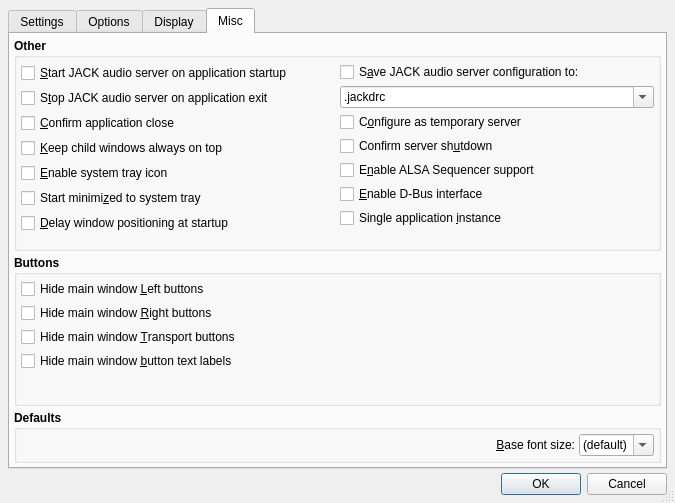
Qt form src/qjackctlSetupForm.ui (eurogiciel-oss/qjackctl) before a commit.
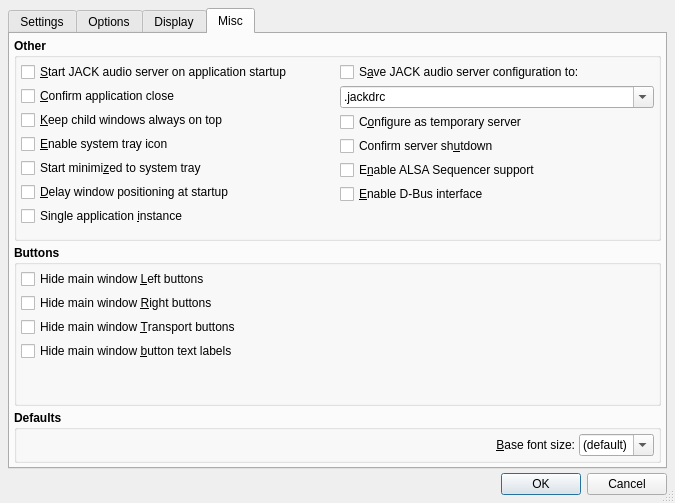
The same form after that commit. The open tabs and pages were chosen to show the change. Icons and pictures are not drawn.

Commit message: - Finally, killing the JACK server on exit is now optional,   cf. Setup/Misc/Stop JACK audio server on application exit.   (a patch by Roland Mas, many thanks). (REGRESSION)

```diff
--- a/src/qjackctlSetupForm.ui
+++ b/src/qjackctlSetupForm.ui
@@ -3683,25 +3683,6 @@
               </property>
              </widget>
             </item>
-            <item>
-             <widget class="QCheckBox" name="StopJackCheckBox">
-              <property name="font">
-               <font>
-                <weight>50</weight>
-                <bold>false</bold>
-               </font>
-              </property>
-              <property name="toolTip">
-               <string>Whether to stop JACK audio server on application exit</string>
-              </property>
-              <property name="text">
-               <string>S&amp;top JACK audio server on application exit</string>
-              </property>
-              <property name="shortcut">
-               <string>Alt+T</string>
-              </property>
-             </widget>
-            </item>
             <item>
              <widget class="QCheckBox" name="QueryCloseCheckBox">
               <property name="font">
@@ -3798,7 +3779,26 @@
               </property>
              </widget>
             </item>
-           </layout>
+			<item>
+			 <widget class="QCheckBox" name="SingletonCheckBox">
+			  <property name="font">
+			   <font>
+				<weight>50</weight>
+				<bold>false</bold>
+			   </font>
+			  </property>
+			  <property name="toolTip">
+			   <string>Whether to restrict to one single application instance (X11)</string>
+			  </property>
+			  <property name="text">
+			   <string>Single application &amp;instance</string>
+			  </property>
+			  <property name="shortcut">
+			   <string>Alt+I</string>
+			  </property>
+			 </widget>
+			</item>
+		   </layout>
           </item>
           <item row="0" column="1">
            <layout class="QVBoxLayout">
@@ -3924,25 +3924,6 @@
               </property>
              </widget>
             </item>
-            <item>
-             <widget class="QCheckBox" name="SingletonCheckBox">
-              <property name="font">
-               <font>
-                <weight>50</weight>
-                <bold>false</bold>
-               </font>
-              </property>
-              <property name="toolTip">
-               <string>Whether to restrict to one single application instance (X11)</string>
-              </property>
-              <property name="text">
-               <string>Single application &amp;instance</string>
-              </property>
-              <property name="shortcut">
-               <string>Alt+I</string>
-              </property>
-             </widget>
-            </item>
             <item>
              <spacer>
               <property name="orientation">
```
The commit also changes 13 other files.
